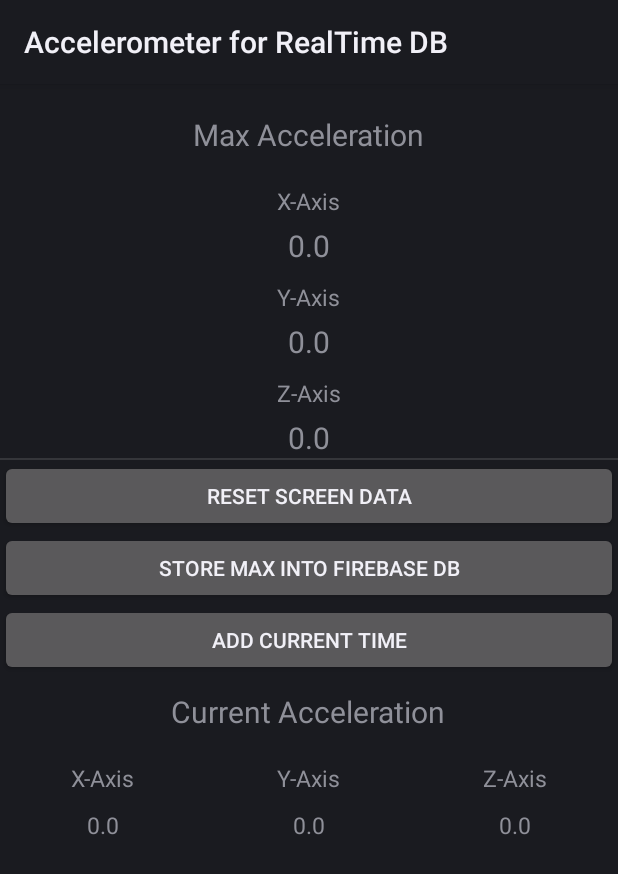
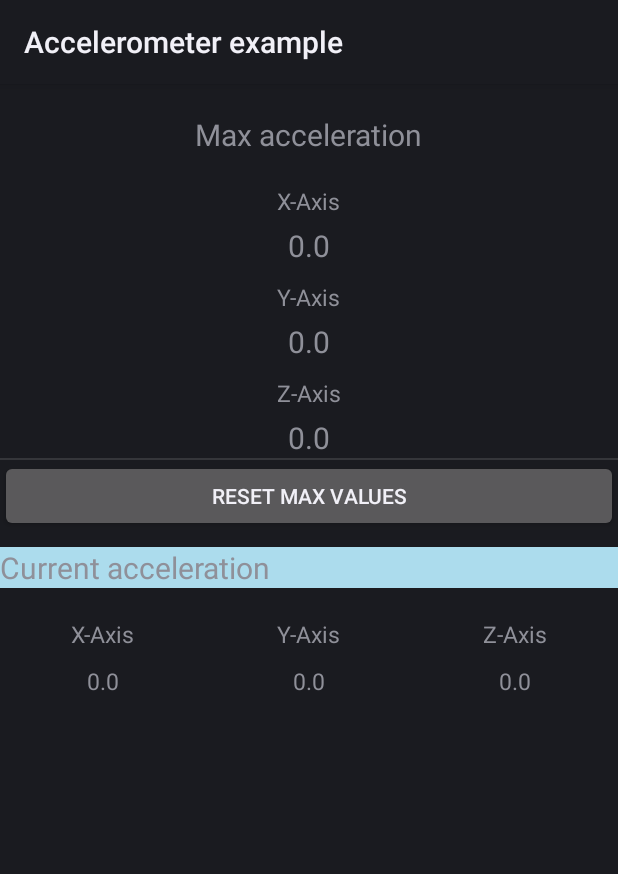
Before and after one commit to btabuenca/Accelerometer, an Android app: the screen it shows after launch (AccelerometerExample before the commit, MainActivity after it), on a phone screen of 412 x 824 dp. Shown: the top 874 px of the screen. Run offline under Robolectric (Android 15) with nearby library versions, the phone set to English and light mode, and no system bars.

Commit message:
Simplified version without firebase

```diff
--- a/app/src/main/AndroidManifest.xml
+++ b/app/src/main/AndroidManifest.xml
@@ -11,7 +11,7 @@
         android:icon="@mipmap/ic_launcher"
         android:label="@string/app_name" >
         <activity
-            android:name="org.upm.btb.accelerometerexample.AccelerometerExample"
+            android:name="org.upm.btb.accelerometerexample.MainActivity"
             android:configChanges="keyboardHidden|orientation|screenSize"
             android:label="@string/app_name"
             android:screenOrientation="portrait" >
--- a/app/src/main/java/org/upm/btb/accelerometerexample/AccelerometerExample.java
+++ b/app/src/main/java/org/upm/btb/accelerometerexample/MainActivity.java
@@ -13,19 +13,10 @@ import android.view.View;
 import android.widget.Button;
 import android.widget.TextView;
 
-import com.google.firebase.database.DatabaseReference;
-import com.google.firebase.database.FirebaseDatabase;
 
-import java.text.SimpleDateFormat;
-import java.util.Date;
-import java.util.HashMap;
-import java.util.Map;
-
-public class AccelerometerExample extends Activity implements SensorEventListener {
+public class MainActivity extends Activity implements SensorEventListener {
 
 	private static final String TAG = "btb";
-
-	FirebaseDatabase database;
 
 	private SensorManager sensorManager;
 	private Sensor accelerometer;
@@ -52,7 +43,6 @@ public class AccelerometerExample extends Activity implements SensorEventListene
 		setContentView(R.layout.activity_main);
 		initializeViews();
 
-		database = FirebaseDatabase.getInstance();
 		sensorManager = (SensorManager) getSystemService(Context.SENSOR_SERVICE);
 
 		if (sensorManager.getDefaultSensor(Sensor.TYPE_ACCELEROMETER) != null) {
@@ -99,36 +89,7 @@ public class AccelerometerExample extends Activity implements SensorEventListene
 			}
 		});
 
-		// Save max button listener
-		butSaveMax = (Button) findViewById(R.id.buttonSaveMax);
-		butSaveMax.setOnClickListener(new View.OnClickListener(){
-			public void onClick(View view) {
 
-				// update values on FireBase realtime database
-				// See documentation on how to save data in realtime database
-				// https://firebase.google.com/docs/database/admin/save-data
-				DatabaseReference myRef = database.getReference("valoresmaximos");
-				Map<String,Object> m = new HashMap<>();
-				m.put("x", deltaXMax);
-				m.put("y", deltaYMax);
-				m.put("z", deltaZMax);
-				myRef.setValue(m);
-
-
-			}
-		});
-
-		// Reset button listener
-		butSaveCurrent = (Button) findViewById(R.id.buttonSaveCurrent);
-		butSaveCurrent.setOnClickListener(new View.OnClickListener(){
-			public void onClick(View view) {
-				DatabaseReference myUsersRef = database.getReference();
-				Date d = new Date();
-				SimpleDateFormat sm = new SimpleDateFormat("dd-MM-yyyy HH:mm:ss");
-				String strDate = sm.format(d);
-				myUsersRef.child("timestamps").push().setValue(strDate);
-			}
-		});
 
 	}
 
--- a/app/src/main/res/layout/activity_main.xml
+++ b/app/src/main/res/layout/activity_main.xml
@@ -12,7 +12,7 @@
         android:layout_height="wrap_content"
         android:layout_gravity="center"
         android:layout_marginBottom="10dp"
-        android:text="Max Acceleration"
+        android:text="Max acceleration"
         android:textSize="20sp" />
 
     <TextView
@@ -77,27 +77,16 @@
         android:id="@+id/buttonReset"
         android:layout_width="match_parent"
         android:layout_height="wrap_content"
-        android:text="Reset screen data" />
-
-    <Button
-        android:id="@+id/buttonSaveMax"
-        android:layout_width="match_parent"
-        android:layout_height="wrap_content"
-        android:text="Store max into Firebase db" />
-
-    <Button
-        android:id="@+id/buttonSaveCurrent"
-        android:layout_width="match_parent"
-        android:layout_height="wrap_content"
-        android:text="Add current time" />
+        android:text="Reset max values" />
 
     <TextView
-        android:layout_width="wrap_content"
+        android:layout_width="match_parent"
         android:layout_height="wrap_content"
         android:layout_gravity="center"
         android:layout_marginTop="10dp"
         android:layout_marginBottom="10dp"
-        android:text="Current Acceleration"
+        android:text="Current acceleration"
+        android:background="#ffacdced"
         android:textSize="20sp" />
 
     <LinearLayout
--- a/app/src/main/res/values/strings.xml
+++ b/app/src/main/res/values/strings.xml
@@ -1,7 +1,7 @@
 <?xml version="1.0" encoding="utf-8"?>
 <resources>
 
-    <string name="app_name">Accelerometer for RealTime DB</string>
+    <string name="app_name">Accelerometer example</string>
     <string name="action_settings">Settings</string>
 
 </resources>
```
Also changed, not shown: app/build.gradle (+0 -9 lines), app/gradle.properties (added), 1 other file.
